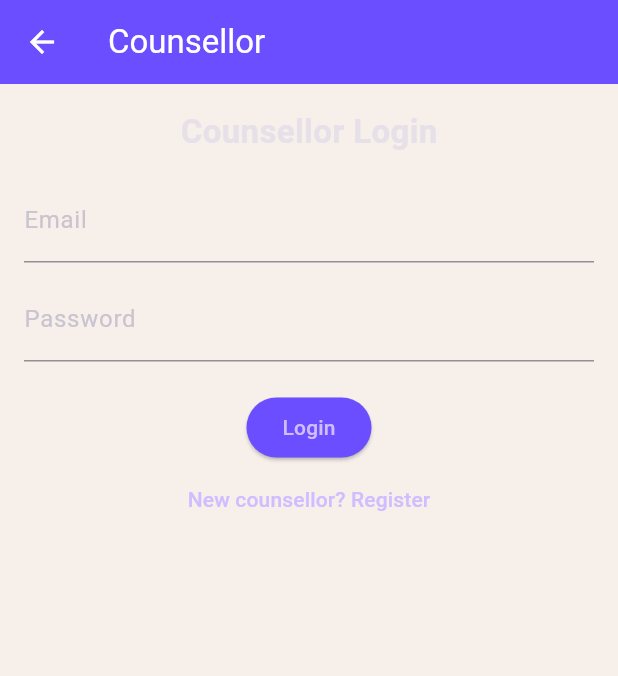
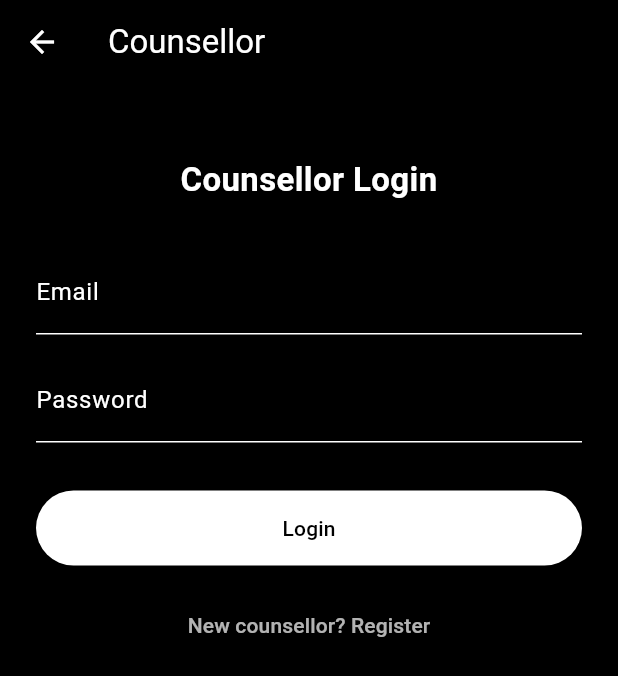
Before and after one commit to AlbertKayanja/openheart-mobile, a Flutter app: the CounsellorAuthPage screen opened directly, on a phone screen of 412 x 824 dp. Shown: the top 676 px of the screen. Run offline on Flutter 3.47's test engine with Material 3 defaults, Android fonts, the phone set to English and light mode, and no system bars; our stand-ins replace cloud_firestore, firebase_auth, firebase_core, go_router; accounts and stored records are empty.

Commit message:
Counsellor login and register shows success

```diff
--- a/lib/src/features/counsellor/counsellor_auth_page.dart
+++ b/lib/src/features/counsellor/counsellor_auth_page.dart
@@ -1,6 +1,5 @@
 import 'package:flutter/material.dart';
 import 'package:firebase_auth/firebase_auth.dart';
-import 'package:cloud_firestore/cloud_firestore.dart';
 
 class CounsellorAuthPage extends StatefulWidget {
   const CounsellorAuthPage({super.key});
@@ -10,209 +9,149 @@ class CounsellorAuthPage extends StatefulWidget {
 }
 
 class _CounsellorAuthPageState extends State<CounsellorAuthPage> {
-  final _formKey = GlobalKey<FormState>();
+  final _email = TextEditingController();
+  final _password = TextEditingController();
+  final _name = TextEditingController();
+  final _qualification = TextEditingController();
+  final _experience = TextEditingController();
 
   bool isLogin = true;
-  bool isLoading = false;
+  bool loading = false;
 
-  final emailCtrl = TextEditingController();
-  final passwordCtrl = TextEditingController();
-  final nameCtrl = TextEditingController();
-  final qualificationCtrl = TextEditingController();
-  final experienceCtrl = TextEditingController();
-
-  final List<String> categories = [
-    'Anxiety',
-    'Depression',
-    'Relationship',
-    'Career',
-    'Stress',
-  ];
-
-  final Set<String> selectedCategories = {};
-
-  @override
-  void dispose() {
-    emailCtrl.dispose();
-    passwordCtrl.dispose();
-    nameCtrl.dispose();
-    qualificationCtrl.dispose();
-    experienceCtrl.dispose();
-    super.dispose();
-  }
+  final auth = FirebaseAuth.instance;
 
   Future<void> _submit() async {
-    if (!_formKey.currentState!.validate()) return;
-
-    if (!isLogin && selectedCategories.isEmpty) {
-      _showError('Please select at least one counselling category');
-      return;
-    }
-
-    setState(() => isLoading = true);
+    setState(() => loading = true);
 
     try {
       if (isLogin) {
-        await FirebaseAuth.instance.signInWithEmailAndPassword(
-          email: emailCtrl.text.trim(),
-          password: passwordCtrl.text.trim(),
+        await auth.signInWithEmailAndPassword(
+          email: _email.text.trim(),
+          password: _password.text.trim(),
         );
       } else {
-        final cred =
-            await FirebaseAuth.instance.createUserWithEmailAndPassword(
-          email: emailCtrl.text.trim(),
-          password: passwordCtrl.text.trim(),
+        await auth.createUserWithEmailAndPassword(
+          email: _email.text.trim(),
+          password: _password.text.trim(),
         );
-
-        await FirebaseFirestore.instance
-            .collection('counsellors')
-            .doc(cred.user!.uid)
-            .set({
-          'email': emailCtrl.text.trim(),
-          'name': nameCtrl.text.trim(),
-          'qualification': qualificationCtrl.text.trim(),
-          'experience': experienceCtrl.text.trim(),
-          'categories': selectedCategories.toList(),
-          'createdAt': FieldValue.serverTimestamp(),
-        });
       }
 
-      if (!mounted) return;
+      if (mounted) {
+        ScaffoldMessenger.of(context).showSnackBar(
+          const SnackBar(content: Text('Success')),
+        );
+      }
+    } catch (e) {
+      ScaffoldMessenger.of(context).showSnackBar(
+        SnackBar(content: Text(e.toString())),
+      );
+    }
 
-      ScaffoldMessenger.of(context).showSnackBar(
-        SnackBar(
-          content: Text(isLogin
-              ? 'Login successful'
-              : 'Registration successful'),
+    setState(() => loading = false);
+  }
+
+  InputDecoration _field(String label) {
+    return InputDecoration(
+      labelText: label,
+      labelStyle: const TextStyle(color: Colors.white),
+      enabledBorder: const UnderlineInputBorder(
+        borderSide: BorderSide(color: Colors.white),
+      ),
+      focusedBorder: const UnderlineInputBorder(
+        borderSide: BorderSide(color: Colors.white),
       ),
     );
-
-      // 🚫 DO NOT NAVIGATE YET
-      // We will add navigation ONLY after you confirm destination screen
-
-    } on FirebaseAuthException catch (e) {
-      _showError(e.message ?? 'Authentication failed');
-    } catch (e) {
-      _showError('Something went wrong. Please try again.');
-    } finally {
-      if (mounted) {
-        setState(() => isLoading = false);
-      }
-    }
-  }
-
-  void _showError(String msg) {
-    ScaffoldMessenger.of(context)
-        .showSnackBar(SnackBar(content: Text(msg)));
   }
 
   @override
   Widget build(BuildContext context) {
     return Scaffold(
-      backgroundColor: const Color(0xFFF6EFEA),
+      backgroundColor: Colors.black,
       appBar: AppBar(
+        backgroundColor: Colors.black,
+        foregroundColor: Colors.white,
         title: const Text('Counsellor'),
-        backgroundColor: const Color(0xFF6B4EFF),
-        foregroundColor: Colors.white,
       ),
       body: SingleChildScrollView(
-        padding: const EdgeInsets.all(16),
-        child: Form(
-          key: _formKey,
+        padding: const EdgeInsets.all(24),
         child: Column(
+          crossAxisAlignment: CrossAxisAlignment.stretch,
           children: [
+            const SizedBox(height: 24),
+
             Text(
               isLogin ? 'Counsellor Login' : 'Counsellor Registration',
-                style:
-                    const TextStyle(fontSize: 22, fontWeight: FontWeight.bold),
+              style: const TextStyle(
+                color: Colors.white,
+                fontSize: 22,
+                fontWeight: FontWeight.bold,
               ),
+              textAlign: TextAlign.center,
+            ),
+
+            const SizedBox(height: 32),
+
+            TextField(
+              controller: _email,
+              style: const TextStyle(color: Colors.white),
+              decoration: _field('Email'),
+            ),
+
             const SizedBox(height: 16),
 
-              TextFormField(
-                controller: emailCtrl,
-                decoration: const InputDecoration(labelText: 'Email'),
-                validator: (v) =>
-                    v == null || !v.contains('@') ? 'Invalid email' : null,
-              ),
-              const SizedBox(height: 10),
-
-              TextFormField(
-                controller: passwordCtrl,
+            TextField(
+              controller: _password,
               obscureText: true,
-                decoration: const InputDecoration(labelText: 'Password'),
-                validator: (v) =>
-                    v == null || v.length < 6 ? 'Min 6 characters' : null,
+              style: const TextStyle(color: Colors.white),
+              decoration: _field('Password'),
             ),
 
             if (!isLogin) ...[
-                const SizedBox(height: 10),
-                TextFormField(
-                  controller: nameCtrl,
-                  decoration: const InputDecoration(labelText: 'Full Name'),
-                  validator: (v) =>
-                      v == null || v.isEmpty ? 'Required' : null,
-                ),
-                const SizedBox(height: 10),
-                TextFormField(
-                  controller: qualificationCtrl,
-                  decoration:
-                      const InputDecoration(labelText: 'Qualification'),
-                  validator: (v) =>
-                      v == null || v.isEmpty ? 'Required' : null,
-                ),
-                const SizedBox(height: 10),
-                TextFormField(
-                  controller: experienceCtrl,
-                  decoration:
-                      const InputDecoration(labelText: 'Experience'),
-                  validator: (v) =>
-                      v == null || v.isEmpty ? 'Required' : null,
+              const SizedBox(height: 16),
+              TextField(
+                controller: _name,
+                style: const TextStyle(color: Colors.white),
+                decoration: _field('Full Name'),
               ),
               const SizedBox(height: 16),
-                const Align(
-                  alignment: Alignment.centerLeft,
+              TextField(
+                controller: _qualification,
+                style: const TextStyle(color: Colors.white),
+                decoration: _field('Qualification'),
+              ),
+              const SizedBox(height: 16),
+              TextField(
+                controller: _experience,
+                keyboardType: TextInputType.number,
+                style: const TextStyle(color: Colors.white),
+                decoration: _field('Years of Experience'),
+              ),
+            ],
+
+            const SizedBox(height: 32),
+
+            ElevatedButton(
+              style: ElevatedButton.styleFrom(
+                backgroundColor: Colors.white,
+                foregroundColor: Colors.black,
+                minimumSize: const Size.fromHeight(50),
+              ),
+              onPressed: loading ? null : _submit,
+              child: Text(isLogin ? 'Login' : 'Register'),
+            ),
+
+            const SizedBox(height: 16),
+
+            TextButton(
+              onPressed: () => setState(() => isLogin = !isLogin),
               child: Text(
-                    'Counselling Categories',
-                    style: TextStyle(fontWeight: FontWeight.bold),
-                  ),
-                ),
-                ...categories.map(
-                  (c) => CheckboxListTile(
-                    title: Text(c),
-                    value: selectedCategories.contains(c),
-                    onChanged: (v) {
-                      setState(() {
-                        v == true
-                            ? selectedCategories.add(c)
-                            : selectedCategories.remove(c);
-                      });
-                    },
+                isLogin
+                    ? 'New counsellor? Register'
+                    : 'Already registered? Login',
+                style: const TextStyle(color: Colors.white70),
               ),
             ),
           ],
-
-              const SizedBox(height: 20),
-
-              ElevatedButton(
-                onPressed: isLoading ? null : _submit,
-                style: ElevatedButton.styleFrom(
-                  backgroundColor: const Color(0xFF6B4EFF),
-                ),
-                child: isLoading
-                    ? const CircularProgressIndicator(color: Colors.white)
-                    : Text(isLogin ? 'Login' : 'Register'),
-              ),
-
-              TextButton(
-                onPressed: () {
-                  setState(() => isLogin = !isLogin);
-                },
-                child: Text(isLogin
-                    ? 'New counsellor? Register'
-                    : 'Already registered? Login'),
-              ),
-            ],
-          ),
         ),
       ),
     );
```
Also changed, not shown: lib/main.dart (+11 -4 lines), lib/src/features/entry/entry_screen.dart (+11 -26 lines), 3 other files. Lines whose indentation alone changed are shown as unchanged.
